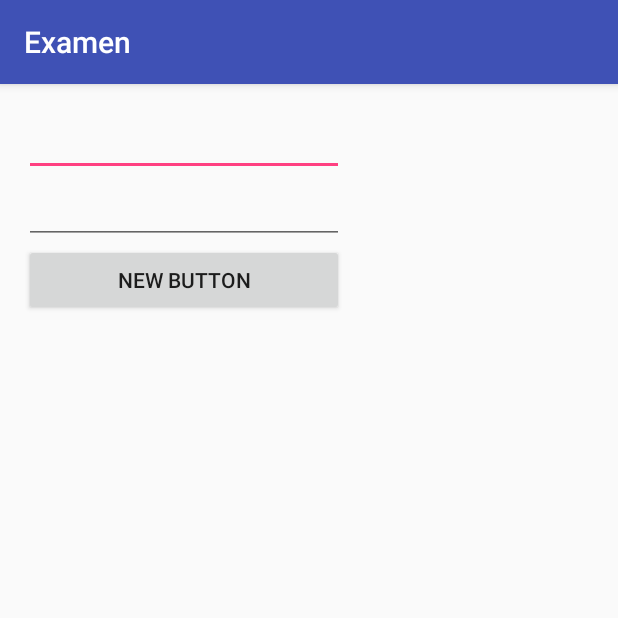
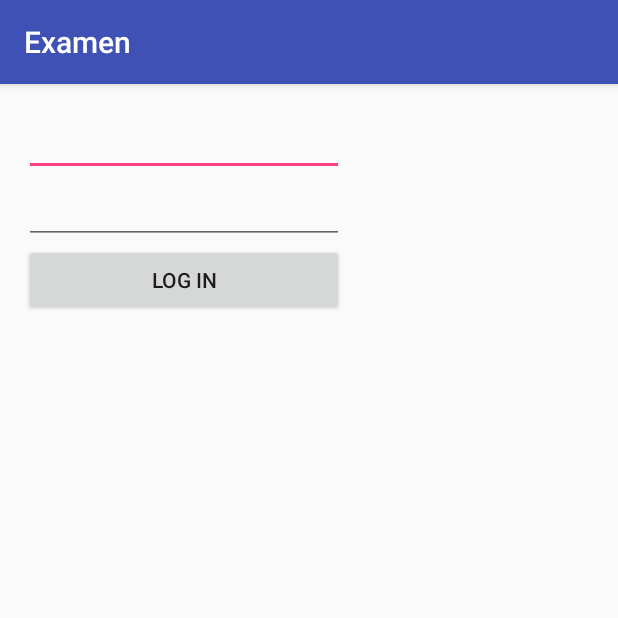
Before and after one commit to juanarce94/PrimerExamenMoviles, an Android app: the screen it shows after launch (MainActivity), on a phone screen of 412 x 824 dp, the top half of it. Run offline under Robolectric (Android 15) with nearby library versions, the phone set to English and light mode, and no system bars.

Commit message:
cambie el texo del boton del login

```diff
--- a/MyApplication/app/src/main/res/layout/activity_main.xml
+++ b/MyApplication/app/src/main/res/layout/activity_main.xml
@@ -42,7 +42,7 @@
             <Button
                 android:layout_width="wrap_content"
                 android:layout_height="wrap_content"
-                android:text="New Button"
+                android:text="Log In"
                 android:id="@+id/button" />
         </TableRow>
     </TableLayout>
```
